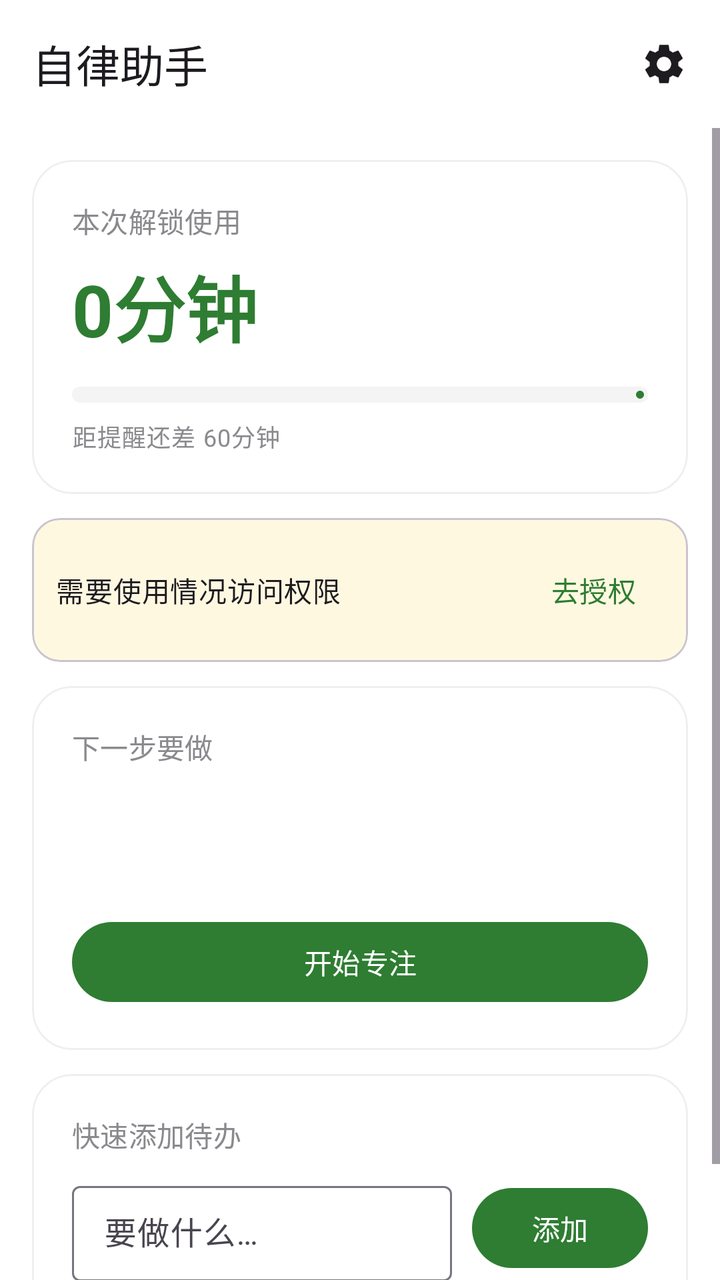
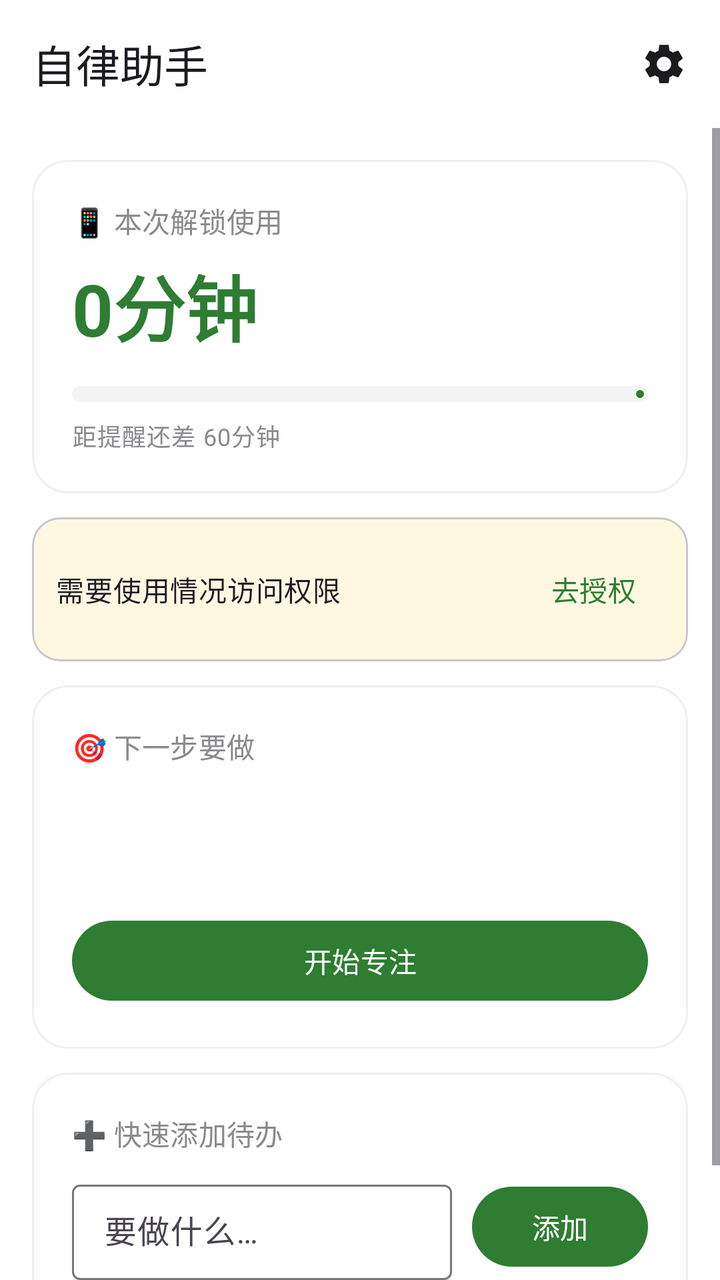

Screens rendered from an Android XML layout before and after an edit, with the pre-edit source and the edit as a unified diff.
<!-- AndroidManifest.xml: application theme Theme.SelfDiscipline -->
<!-- res/layout/activity_main.xml -->
<?xml version="1.0" encoding="utf-8"?>
<LinearLayout xmlns:android="http://schemas.android.com/apk/res/android"
    xmlns:app="http://schemas.android.com/apk/res-auto"
    android:layout_width="match_parent"
    android:layout_height="match_parent"
    android:background="@color/white"
    android:orientation="vertical">

    <com.google.android.material.appbar.MaterialToolbar
        android:id="@+id/toolbar"
        android:layout_width="match_parent"
        android:layout_height="?attr/actionBarSize"
        android:background="@color/white"
        app:title="自律助手"
        app:titleTextAppearance="?attr/textAppearanceTitleLarge">

        <ImageView
            android:id="@+id/btnSettings"
            android:layout_width="40dp"
            android:layout_height="40dp"
            android:layout_gravity="end"
            android:layout_marginEnd="8dp"
            android:background="?attr/selectableItemBackgroundBorderless"
            android:contentDescription="设置"
            android:padding="8dp"
            android:src="@drawable/ic_settings" />
    </com.google.android.material.appbar.MaterialToolbar>

    <ScrollView
        android:layout_width="match_parent"
        android:layout_height="match_parent"
        android:fillViewport="true">

        <LinearLayout
            android:layout_width="match_parent"
            android:layout_height="wrap_content"
            android:orientation="vertical"
            android:padding="16dp">

            
            <com.google.android.material.card.MaterialCardView
                android:layout_width="match_parent"
                android:layout_height="wrap_content"
                app:cardBackgroundColor="@color/surface"
                app:cardCornerRadius="20dp"
                app:cardElevation="0dp"
                app:strokeColor="#EEEFF0"
                app:strokeWidth="1dp">

                <LinearLayout
                    android:layout_width="match_parent"
                    android:layout_height="wrap_content"
                    android:orientation="vertical"
                    android:padding="20dp">

                    <TextView
                        android:layout_width="wrap_content"
                        android:layout_height="wrap_content"
                        android:text="本次解锁使用"
                        android:textAppearance="?attr/textAppearanceLabelLarge"
                        android:textColor="@color/text_secondary" />

                    <TextView
                        android:id="@+id/tvUsage"
                        android:layout_width="wrap_content"
                        android:layout_height="wrap_content"
                        android:layout_marginTop="6dp"
                        android:text="0分钟"
                        android:textAppearance="?attr/textAppearanceDisplaySmall"
                        android:textColor="@color/primary"
                        android:textStyle="bold" />

                    <com.google.android.material.progressindicator.LinearProgressIndicator
                        android:id="@+id/progressUsage"
                        android:layout_width="match_parent"
                        android:layout_height="wrap_content"
                        android:layout_marginTop="14dp"
                        android:max="100"
                        app:indicatorColor="@color/primary"
                        app:trackColor="@color/surface_variant"
                        app:trackCornerRadius="4dp"
                        app:trackThickness="8dp" />

                    <TextView
                        android:id="@+id/tvUsageHint"
                        android:layout_width="wrap_content"
                        android:layout_height="wrap_content"
                        android:layout_marginTop="8dp"
                        android:text="距提醒还差 60分钟"
                        android:textAppearance="?attr/textAppearanceBodySmall"
                        android:textColor="@color/text_secondary" />
                </LinearLayout>
            </com.google.android.material.card.MaterialCardView>

            
            <com.google.android.material.card.MaterialCardView
                android:id="@+id/cardPermission"
                android:layout_width="match_parent"
                android:layout_height="wrap_content"
                android:layout_marginTop="12dp"
                app:cardBackgroundColor="#FFF8E1"
                app:cardCornerRadius="14dp"
                app:cardElevation="0dp">

                <LinearLayout
                    android:layout_width="match_parent"
                    android:layout_height="wrap_content"
                    android:gravity="center_vertical"
                    android:orientation="horizontal"
                    android:padding="12dp">

                    <TextView
                        android:layout_width="0dp"
                        android:layout_height="wrap_content"
                        android:layout_weight="1"
                        android:text="需要使用情况访问权限"
                        android:textAppearance="?attr/textAppearanceBodyMedium" />

                    <com.google.android.material.button.MaterialButton
                        android:id="@+id/btnGrantPermission"
                        android:layout_width="wrap_content"
                        android:layout_height="wrap_content"
                        android:minWidth="0dp"
                        android:paddingStart="14dp"
                        android:paddingEnd="14dp"
                        android:text="去授权"
                        style="@style/Widget.Material3.Button.TextButton" />
                </LinearLayout>
            </com.google.android.material.card.MaterialCardView>

            
            <com.google.android.material.card.MaterialCardView
                android:id="@+id/cardNextTask"
                android:layout_width="match_parent"
                android:layout_height="wrap_content"
                android:layout_marginTop="12dp"
                app:cardBackgroundColor="@color/surface"
                app:cardCornerRadius="20dp"
                app:cardElevation="0dp"
                app:strokeColor="#EEEFF0"
                app:strokeWidth="1dp">

                <LinearLayout
                    android:layout_width="match_parent"
                    android:layout_height="wrap_content"
                    android:orientation="vertical"
                    android:padding="20dp">

                    <TextView
                        android:layout_width="wrap_content"
                        android:layout_height="wrap_content"
                        android:text="下一步要做"
                        android:textAppearance="?attr/textAppearanceLabelLarge"
                        android:textColor="@color/text_secondary" />

                    <TextView
                        android:id="@+id/tvNextTitle"
                        android:layout_width="wrap_content"
                        android:layout_height="wrap_content"
                        android:layout_marginTop="6dp"
                        android:textAppearance="?attr/textAppearanceHeadlineSmall"
                        android:textStyle="bold" />

                    <TextView
                        android:id="@+id/tvNextMeta"
                        android:layout_width="wrap_content"
                        android:layout_height="wrap_content"
                        android:layout_marginTop="2dp"
                        android:textAppearance="?attr/textAppearanceBodyMedium"
                        android:textColor="@color/text_secondary" />

                    <com.google.android.material.button.MaterialButton
                        android:id="@+id/btnStartFocus"
                        android:layout_width="match_parent"
                        android:layout_height="wrap_content"
                        android:layout_marginTop="14dp"
                        android:text="开始专注" />
                </LinearLayout>
            </com.google.android.material.card.MaterialCardView>

            
            <com.google.android.material.card.MaterialCardView
                android:id="@+id/cardNoTask"
                android:layout_width="match_parent"
                android:layout_height="wrap_content"
                android:layout_marginTop="12dp"
                android:visibility="gone"
                app:cardBackgroundColor="@color/surface"
                app:cardCornerRadius="20dp"
                app:cardElevation="0dp"
                app:strokeColor="#EEEFF0"
                app:strokeWidth="1dp">

                <LinearLayout
                    android:layout_width="match_parent"
                    android:layout_height="wrap_content"
                    android:gravity="center"
                    android:orientation="vertical"
                    android:padding="24dp">

                    <TextView
                        android:layout_width="wrap_content"
                        android:layout_height="wrap_content"
                        android:text="暂无待办任务"
                        android:textAppearance="?attr/textAppearanceTitleMedium"
                        android:textColor="@color/text_secondary" />

                    <com.google.android.material.button.MaterialButton
                        android:id="@+id/btnGoAddTask"
                        android:layout_width="wrap_content"
                        android:layout_height="wrap_content"
                        android:layout_marginTop="8dp"
                        android:text="去添加任务"
                        style="@style/Widget.Material3.Button.TonalButton" />
                </LinearLayout>
            </com.google.android.material.card.MaterialCardView>

            
            <com.google.android.material.card.MaterialCardView
                android:layout_width="match_parent"
                android:layout_height="wrap_content"
                android:layout_marginTop="12dp"
                app:cardBackgroundColor="@color/surface"
                app:cardCornerRadius="20dp"
                app:cardElevation="0dp"
                app:strokeColor="#EEEFF0"
                app:strokeWidth="1dp">

                <LinearLayout
                    android:layout_width="match_parent"
                    android:layout_height="wrap_content"
                    android:orientation="vertical"
                    android:padding="20dp">

                    <TextView
                        android:layout_width="wrap_content"
                        android:layout_height="wrap_content"
                        android:text="快速添加待办"
                        android:textAppearance="?attr/textAppearanceLabelLarge"
                        android:textColor="@color/text_secondary" />

                    <LinearLayout
                        android:layout_width="match_parent"
                        android:layout_height="wrap_content"
                        android:layout_marginTop="10dp"
                        android:gravity="center_vertical"
                        android:orientation="horizontal">

                        <com.google.android.material.textfield.TextInputLayout
                            android:layout_width="0dp"
                            android:layout_height="wrap_content"
                            android:layout_weight="1"
                            android:hint="要做什么…"
                            style="@style/Widget.Material3.TextInputLayout.OutlinedBox.Dense">

                            <com.google.android.material.textfield.TextInputEditText
                                android:id="@+id/etQuickTodo"
                                android:layout_width="match_parent"
                                android:layout_height="wrap_content"
                                android:imeOptions="actionDone"
                                android:inputType="text"
                                android:maxLines="1" />
                        </com.google.android.material.textfield.TextInputLayout>

                        <com.google.android.material.button.MaterialButton
                            android:id="@+id/btnAddTodo"
                            android:layout_width="wrap_content"
                            android:layout_height="wrap_content"
                            android:layout_marginStart="10dp"
                            android:text="添加" />
                    </LinearLayout>

                    <TextView
                        android:id="@+id/tvPendingCount"
                        android:layout_width="wrap_content"
                        android:layout_height="wrap_content"
                        android:layout_marginTop="10dp"
                        android:text="暂无待办任务"
                        android:textAppearance="?attr/textAppearanceBodySmall"
                        android:textColor="@color/text_secondary" />
                </LinearLayout>
            </com.google.android.material.card.MaterialCardView>
        </LinearLayout>
    </ScrollView>
</LinearLayout>
<!-- resources referenced by this layout -->
<resources>
  <color name="primary">#2E7D32</color>
  <color name="surface">#FFFFFF</color>
  <color name="surface_variant">#F4F4F5</color>
  <color name="text_secondary">#8A8A8E</color>
  <color name="white">#FFFFFF</color>
  <!-- drawable ic_settings (drawable) -->
  <?xml version="1.0" encoding="utf-8"?>
  <vector xmlns:android="http://schemas.android.com/apk/res/android"
      android:width="24dp"
      android:height="24dp"
      android:viewportWidth="24"
      android:viewportHeight="24"
      android:tint="?attr/colorOnSurface">
      <path
          android:fillColor="#FF000000"
          android:pathData="M19.14,12.94c0.04,-0.3 0.06,-0.61 0.06,-0.94c0,-0.32 -0.02,-0.64 -0.07,-0.94l2.03,-1.58c0.18,-0.14 0.23,-0.41 0.12,-0.61l-1.92,-3.32c-0.12,-0.22 -0.37,-0.29 -0.59,-0.22l-2.39,0.96c-0.5,-0.38 -1.03,-0.7 -1.62,-0.94L14.4,2.81c-0.04,-0.24 -0.24,-0.41 -0.48,-0.41h-3.84c-0.24,0 -0.43,0.17 -0.47,0.41L9.25,5.35C8.66,5.59 8.12,5.92 7.63,6.29L5.24,5.33c-0.22,-0.08 -0.47,0 -0.59,0.22L2.74,8.87C2.62,9.08 2.66,9.34 2.86,9.48l2.03,1.58C4.84,11.36 4.8,11.69 4.8,12s0.02,0.64 0.07,0.94l-2.03,1.58c-0.18,0.14 -0.23,0.41 -0.12,0.61l1.92,3.32c0.12,0.22 0.37,0.29 0.59,0.22l2.39,-0.96c0.5,0.38 1.03,0.7 1.62,0.94l0.36,2.54c0.05,0.24 0.24,0.41 0.48,0.41h3.84c0.24,0 0.44,-0.17 0.47,-0.41l0.36,-2.54c0.59,-0.24 1.13,-0.56 1.62,-0.94l2.39,0.96c0.22,0.08 0.47,0 0.59,-0.22l1.92,-3.32c0.12,-0.22 0.07,-0.47 -0.12,-0.61L19.14,12.94zM12,15.6c-1.98,0 -3.6,-1.62 -3.6,-3.6s1.62,-3.6 3.6,-3.6s3.6,1.62 3.6,3.6S13.98,15.6 12,15.6z" />
  </vector>
  <style name="Theme.SelfDiscipline" parent="Theme.Material3.Light.NoActionBar">
          <item name="colorPrimary">@color/primary</item>
          <item name="colorOnPrimary">@color/white</item>
          <item name="colorPrimaryContainer">@color/primary_container</item>
          <item name="colorOnPrimaryContainer">@color/on_primary_container</item>
          <item name="colorSurface">@color/surface</item>
          <item name="colorSurfaceVariant">@color/surface_variant</item>
          <item name="android:windowBackground">@color/white</item>
          <item name="android:statusBarColor">@color/white</item>
          <item name="android:windowLightStatusBar">true</item>
      </style>
  <color name="primary_container">#A5D6A7</color>
  <color name="on_primary_container">#1B5E20</color>
</resources>

<!-- the commit's change to res/layout/activity_main.xml (unified diff, before → after) -->
@@ -42,7 +42,7 @@
                 android:layout_width="match_parent"
                 android:layout_height="wrap_content"
                 app:cardBackgroundColor="@color/surface"
-                app:cardCornerRadius="20dp"
+                app:cardCornerRadius="18dp"
                 app:cardElevation="0dp"
                 app:strokeColor="#EEEFF0"
                 app:strokeWidth="1dp">
@@ -56,7 +56,7 @@
                     <TextView
                         android:layout_width="wrap_content"
                         android:layout_height="wrap_content"
-                        android:text="本次解锁使用"
+                        android:text="📱 本次解锁使用"
                         android:textAppearance="?attr/textAppearanceLabelLarge"
                         android:textColor="@color/text_secondary" />
 
@@ -135,7 +135,7 @@
                 android:layout_height="wrap_content"
                 android:layout_marginTop="12dp"
                 app:cardBackgroundColor="@color/surface"
-                app:cardCornerRadius="20dp"
+                app:cardCornerRadius="18dp"
                 app:cardElevation="0dp"
                 app:strokeColor="#EEEFF0"
                 app:strokeWidth="1dp">
@@ -149,7 +149,7 @@
                     <TextView
                         android:layout_width="wrap_content"
                         android:layout_height="wrap_content"
-                        android:text="下一步要做"
+                        android:text="🎯 下一步要做"
                         android:textAppearance="?attr/textAppearanceLabelLarge"
                         android:textColor="@color/text_secondary" />
 
@@ -186,7 +186,7 @@
                 android:layout_marginTop="12dp"
                 android:visibility="gone"
                 app:cardBackgroundColor="@color/surface"
-                app:cardCornerRadius="20dp"
+                app:cardCornerRadius="18dp"
                 app:cardElevation="0dp"
                 app:strokeColor="#EEEFF0"
                 app:strokeWidth="1dp">
@@ -221,7 +221,7 @@
                 android:layout_height="wrap_content"
                 android:layout_marginTop="12dp"
                 app:cardBackgroundColor="@color/surface"
-                app:cardCornerRadius="20dp"
+                app:cardCornerRadius="18dp"
                 app:cardElevation="0dp"
                 app:strokeColor="#EEEFF0"
                 app:strokeWidth="1dp">
@@ -235,7 +235,7 @@
                     <TextView
                         android:layout_width="wrap_content"
                         android:layout_height="wrap_content"
-                        android:text="快速添加待办"
+                        android:text="➕ 快速添加待办"
                         android:textAppearance="?attr/textAppearanceLabelLarge"
                         android:textColor="@color/text_secondary" />
 
